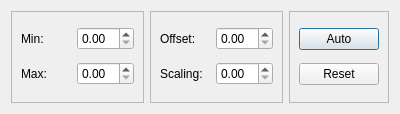
This is forms/scalingDialog.ui in isis-group/vast as Qt 5 draws it before an edit. The edited form follows.
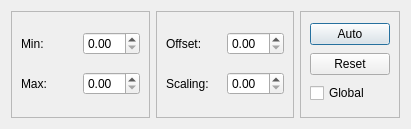
This is the edited form.

Patch:
```diff
--- a/forms/scalingDialog.ui
+++ b/forms/scalingDialog.ui
@@ -6,8 +6,8 @@
    <rect>
     <x>0</x>
     <y>0</y>
-    <width>400</width>
-    <height>114</height>
+    <width>411</width>
+    <height>129</height>
    </rect>
   </property>
   <property name="font">
@@ -146,6 +146,13 @@
            </property>
           </widget>
          </item>
+         <item>
+          <widget class="QCheckBox" name="checkGlobal">
+           <property name="text">
+            <string>Global</string>
+           </property>
+          </widget>
+         </item>
         </layout>
        </widget>
       </item>
```
